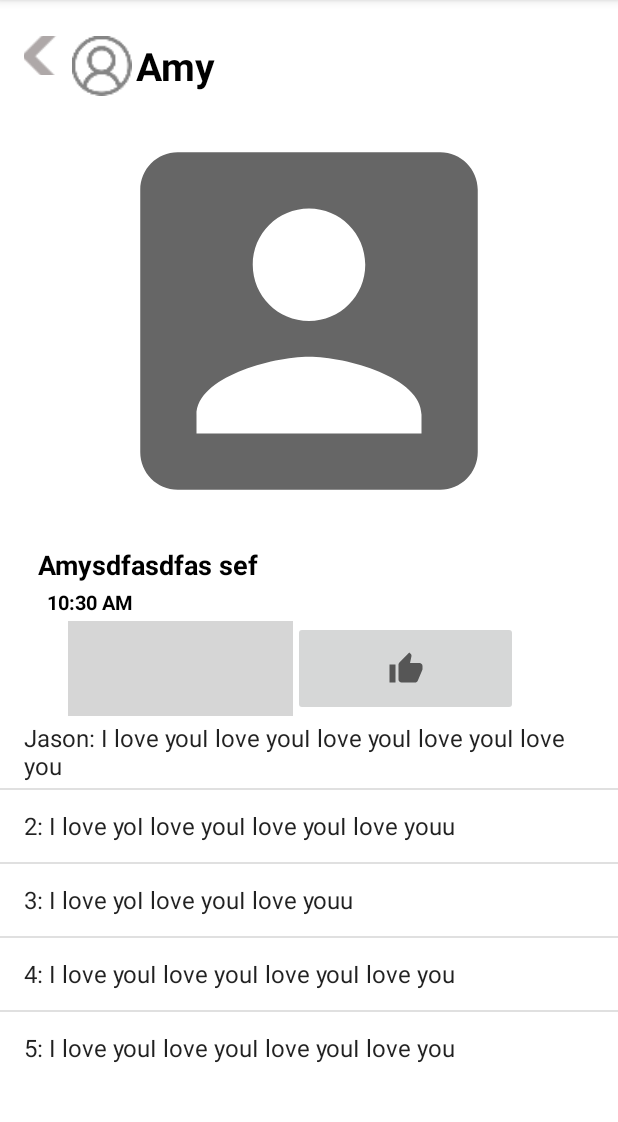
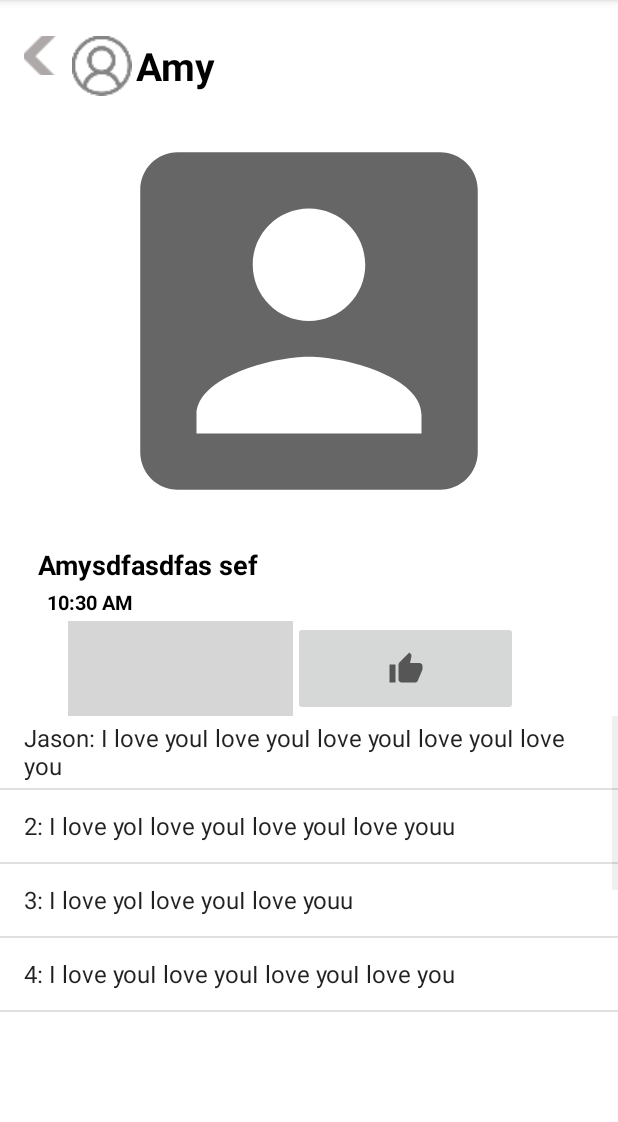
Before and after one commit to bryanchang0603/DietyCare-FrontEnd, an Android app: the PostDetailActivity screen opened directly, with no data from a screen before it, on a phone screen of 412 x 824 dp, the part 84-1206 px from its top. Run offline under Robolectric (Android 15) with nearby library versions, the phone set to English and light mode, and no system bars; our stand-ins replace sdp/ssp sizes; Roboto replaces fonts that are not available here; grey boxes are pictures that could not be loaded.

Commit message:
comment scrolling

```diff
--- a/app/src/main/java/com/example/dietycare/PostDetailActivity.java
+++ b/app/src/main/java/com/example/dietycare/PostDetailActivity.java
@@ -94,6 +94,8 @@ public class PostDetailActivity extends AppCompatActivity {
         list.add("3: I love yoI love youI love youu");
         list.add("4: I love youI love youI love youI love you");
         list.add("5: I love youI love youI love youI love you");
+        list.add("6: I love youI love youI love youI love you");
+        list.add("7: I love youI love youI love youI love you");
         StableArrayAdapter adapter = new StableArrayAdapter(this,
                 android.R.layout.simple_list_item_1, list);
         listview.setAdapter(adapter);
--- a/app/src/main/res/layout/post_detail.xml
+++ b/app/src/main/res/layout/post_detail.xml
@@ -100,8 +100,8 @@
 
     <ListView
         android:id="@+id/commentList"
-        android:layout_width="wrap_content"
-        android:layout_height="wrap_content"
+        android:layout_width="match_parent"
+        android:layout_height="200dp"
         app:layout_constraintStart_toStartOf="parent"
         app:layout_constraintTop_toBottomOf="@+id/commentButton" />
 
```
